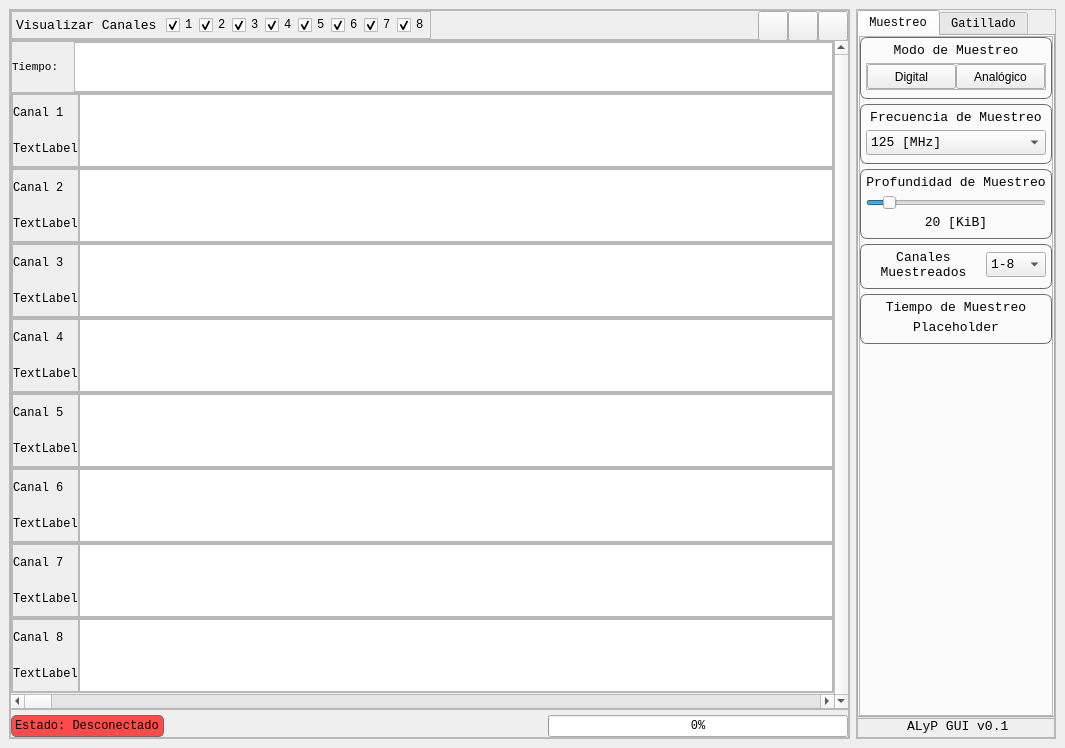
The window that GUI v0.1/src/mainwindow.ui (KarimHacen7/ProyectoFinal) describes before a commit, drawn with Qt 5.
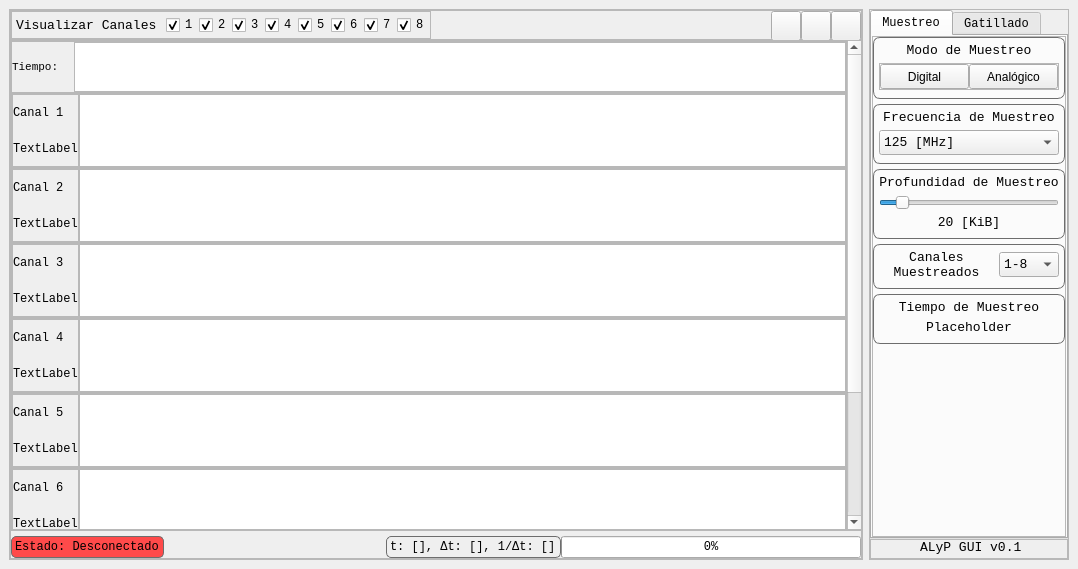
The same window after the commit. Icons and pictures are not drawn.

Commit message: Upgraded cursors and efficiency, bugfixing

The edit to the form file:
```diff
--- a/GUI v0.1/src/mainwindow.ui
+++ b/GUI v0.1/src/mainwindow.ui
@@ -6,8 +6,8 @@
    <rect>
     <x>0</x>
     <y>0</y>
-    <width>1065</width>
-    <height>748</height>
+    <width>1078</width>
+    <height>569</height>
    </rect>
   </property>
   <property name="font">
@@ -368,8 +368,8 @@
           <property name="geometry">
            <rect>
             <x>0</x>
-            <y>0</y>
-            <width>820</width>
+            <y>-143</y>
+            <width>833</width>
             <height>669</height>
            </rect>
           </property>
@@ -1365,6 +1365,21 @@
             </property>
            </spacer>
           </item>
+          <item>
+           <widget class="QLabel" name="cursorInfoLabel">
+            <property name="styleSheet">
+             <string notr="true">*
+{
+font-family: consolas;
+border: 1px solid rgb(109, 109, 109);
+border-radius: 5px;
+}</string>
+            </property>
+            <property name="text">
+             <string>t: [], Δt: [], 1/Δt: []</string>
+            </property>
+           </widget>
+          </item>
           <item>
            <widget class="QProgressBar" name="samplingProgressBar">
             <property name="sizePolicy">
```
The commit also changes 9 other files.
